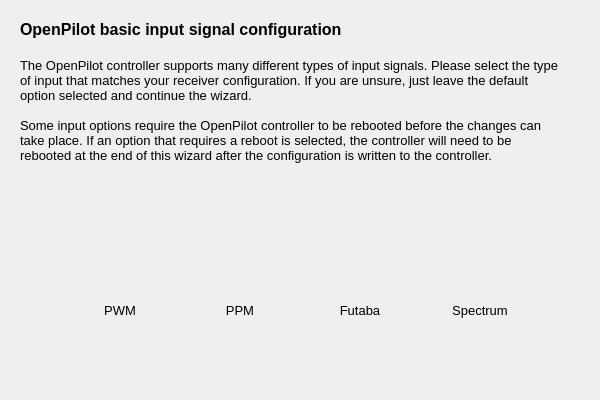
First picture: the form in ground/openpilotgcs/src/plugins/setupwizard/pages/inputpage.ui, repository openpilot/OpenPilot, before the edit.
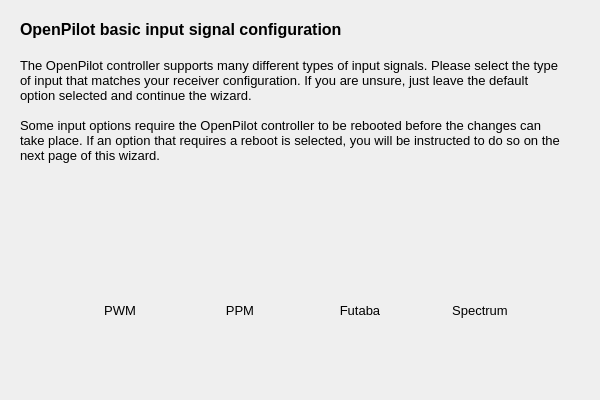
Second picture: the form after the edit. Icons and pictures are not drawn.

Commit message: OP-39 Removed an unnecessary struct declaration. Changed some texts. Removed some empty lines.

```diff
--- a/ground/openpilotgcs/src/plugins/setupwizard/pages/inputpage.ui
+++ b/ground/openpilotgcs/src/plugins/setupwizard/pages/inputpage.ui
@@ -26,12 +26,12 @@
     <string>&lt;!DOCTYPE HTML PUBLIC &quot;-//W3C//DTD HTML 4.0//EN&quot; &quot;http://www.w3.org/TR/REC-html40/strict.dtd&quot;&gt;
 &lt;html&gt;&lt;head&gt;&lt;meta name=&quot;qrichtext&quot; content=&quot;1&quot; /&gt;&lt;style type=&quot;text/css&quot;&gt;
 p, li { white-space: pre-wrap; }
-&lt;/style&gt;&lt;/head&gt;&lt;body style=&quot; font-family:'MS Shell Dlg 2'; font-size:8.25pt; font-weight:400; font-style:normal;&quot;&gt;
+&lt;/style&gt;&lt;/head&gt;&lt;body style=&quot; font-family:'MS Shell Dlg 2'; font-size:8pt; font-weight:400; font-style:normal;&quot;&gt;
 &lt;p style=&quot; margin-top:0px; margin-bottom:0px; margin-left:0px; margin-right:0px; -qt-block-indent:0; text-indent:0px;&quot;&gt;&lt;span style=&quot; font-size:12pt; font-weight:600;&quot;&gt;OpenPilot basic input signal configuration&lt;/span&gt;&lt;/p&gt;
-&lt;p style=&quot;-qt-paragraph-type:empty; margin-top:0px; margin-bottom:0px; margin-left:0px; margin-right:0px; -qt-block-indent:0; text-indent:0px; font-size:12pt; font-weight:600;&quot;&gt;&lt;/p&gt;
+&lt;p style=&quot;-qt-paragraph-type:empty; margin-top:0px; margin-bottom:0px; margin-left:0px; margin-right:0px; -qt-block-indent:0; text-indent:0px; font-size:12pt; font-weight:600;&quot;&gt;&lt;br /&gt;&lt;/p&gt;
 &lt;p style=&quot; margin-top:0px; margin-bottom:0px; margin-left:0px; margin-right:0px; -qt-block-indent:0; text-indent:0px;&quot;&gt;&lt;span style=&quot; font-size:10pt;&quot;&gt;The OpenPilot controller supports many different types of input signals. Please select the type of input that matches your receiver configuration. If you are unsure, just leave the default option selected and continue the wizard.&lt;/span&gt;&lt;/p&gt;
-&lt;p style=&quot;-qt-paragraph-type:empty; margin-top:0px; margin-bottom:0px; margin-left:0px; margin-right:0px; -qt-block-indent:0; text-indent:0px; font-size:10pt;&quot;&gt;&lt;/p&gt;
-&lt;p style=&quot; margin-top:0px; margin-bottom:0px; margin-left:0px; margin-right:0px; -qt-block-indent:0; text-indent:0px;&quot;&gt;&lt;span style=&quot; font-size:10pt;&quot;&gt;Some input options require the OpenPilot controller to be rebooted before the changes can take place. If an option that requires a reboot is selected, the controller will need to be rebooted at the end of this wizard after the configuration is written to the controller.&lt;/span&gt;&lt;/p&gt;&lt;/body&gt;&lt;/html&gt;</string>
+&lt;p style=&quot;-qt-paragraph-type:empty; margin-top:0px; margin-bottom:0px; margin-left:0px; margin-right:0px; -qt-block-indent:0; text-indent:0px; font-size:10pt;&quot;&gt;&lt;br /&gt;&lt;/p&gt;
+&lt;p style=&quot; margin-top:0px; margin-bottom:0px; margin-left:0px; margin-right:0px; -qt-block-indent:0; text-indent:0px;&quot;&gt;&lt;span style=&quot; font-size:10pt;&quot;&gt;Some input options require the OpenPilot controller to be rebooted before the changes can take place. If an option that requires a reboot is selected, you will be instructed to do so on the next page of this wizard.&lt;/span&gt;&lt;/p&gt;&lt;/body&gt;&lt;/html&gt;</string>
    </property>
    <property name="alignment">
     <set>Qt::AlignLeading|Qt::AlignLeft|Qt::AlignTop</set>
```
The commit also changes 7 other files.
